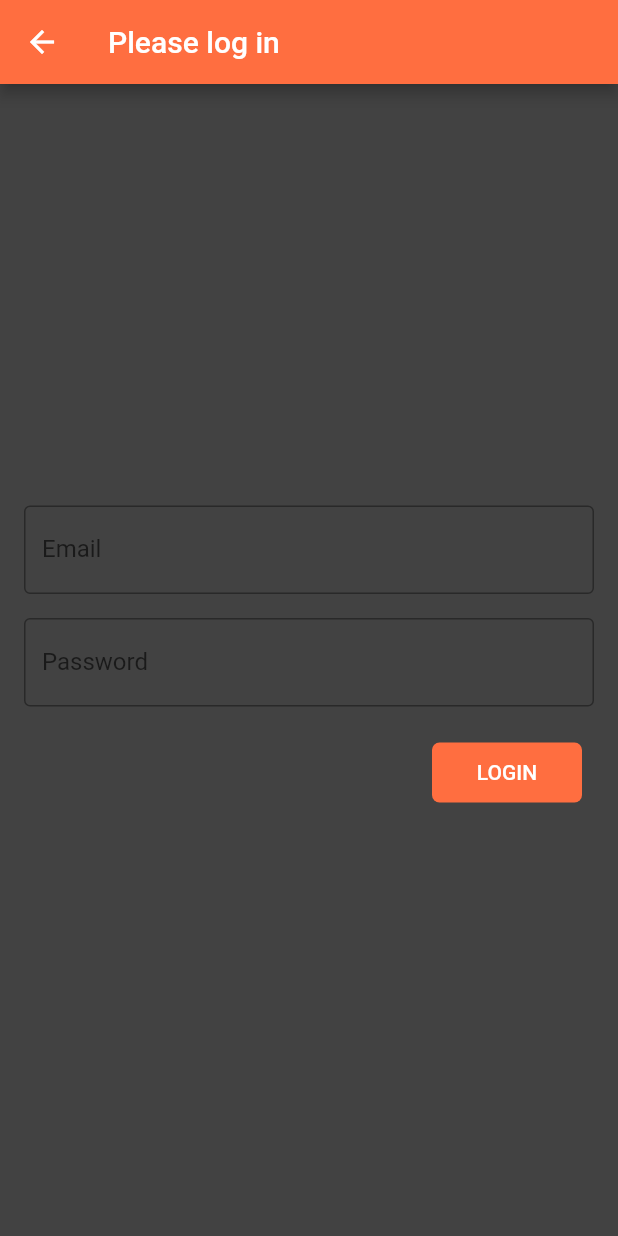
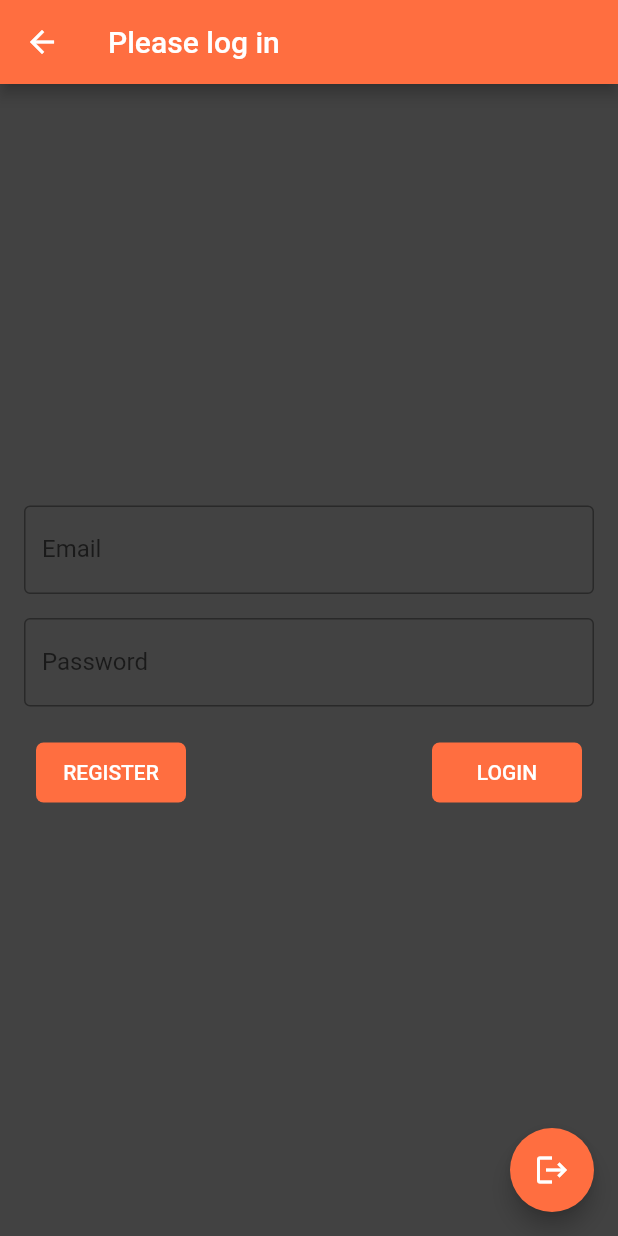
Before and after one commit to temaand1/toddy, a Flutter app: the TasksScreen screen opened directly, after a tap on the "today" icon, on a phone screen of 412 x 824 dp. Run offline on Flutter 3.47's test engine with Material 2 defaults, Android fonts, the phone set to English and light mode, and no system bars; our stand-ins replace cloud_firestore, firebase_auth, firebase_core; missing offline and left inert: cloud_firestore_web, firebase_auth_web, firebase_core_web; accounts and stored records are empty; network calls fail.

Commit message:
add register and logout

```diff
--- a/lib/components/add_button.dart
+++ b/lib/components/add_button.dart
@@ -16,19 +16,19 @@ class _AddButtonState extends State<AddButton> {
   final _firestore = FirebaseFirestore.instance;
   final _auth = FirebaseAuth.instance;
   final bool taskInit = false;
-  User? loggedUser;
+  User? loggedUser = FirebaseAuth.instance.currentUser;
 
   @override
   void initState() {
-    getCurrentUser();
+    // getCurrentUser();
     super.initState();
     print(loggedUser!.email);
   }
 
-  void getCurrentUser() async {
-    User? user = FirebaseAuth.instance.currentUser;
-    loggedUser = user;
-  }
+  // void getCurrentUser() async {
+  //   User? user = FirebaseAuth.instance.currentUser;
+  //   loggedUser = user;
+  // }
 
   @override
   Widget build(BuildContext context) {
@@ -89,7 +89,7 @@ class _AddButtonState extends State<AddButton> {
                                   //   Navigator.pushNamed(context, '/');
                                   // });
                                   _firestore
-                                      .collection('users')
+                                      .collection('$loggedUser.email')
                                       .doc('$newTaskTitle')
                                       .set({
                                         'userEmail': loggedUser!.email,
--- a/lib/screens/login.dart
+++ b/lib/screens/login.dart
@@ -14,9 +14,23 @@ class LoginState extends State<Login> {
   final TextEditingController emailController = TextEditingController();
   final TextEditingController passwordController = TextEditingController();
 
+  signOut() async {
+    await _auth.signOut();
+    runApp(new MaterialApp(
+      home: new Login(),
+    ));
+  }
+
   @override
   Widget build(BuildContext context) {
     return Scaffold(
+        floatingActionButton: FloatingActionButton(
+          backgroundColor: kAccentColor,
+          child: Icon(Icons.logout),
+          onPressed: () {
+            setState(() => signOut());
+          },
+        ),
         backgroundColor: kMainBlue,
         appBar: AppBar(
           title: Text('Please log in'),
@@ -45,6 +59,35 @@ class LoginState extends State<Login> {
                       decoration: InputDecoration(
                           border: OutlineInputBorder(), labelText: 'Password'),
                     )),
+                Row(
+                  mainAxisAlignment: MainAxisAlignment.spaceBetween,
+                  children: [
+                    TextButton(
+                      onPressed: () async {
+                        try {
+                          final user =
+                              await _auth.createUserWithEmailAndPassword(
+                                  email: emailController.text,
+                                  password: passwordController.text);
+
+                          Navigator.pushNamed(context, '/');
+                        } catch (e) {
+                          print(e);
+                        }
+                      },
+                      child: Container(
+                          width: 100,
+                          height: 40,
+                          decoration: BoxDecoration(
+                              borderRadius: BorderRadius.circular(5),
+                              color: kAccentColor),
+                          child: Center(
+                            child: Text(
+                              'REGISTER',
+                              style: TextStyle(color: Colors.white),
+                            ),
+                          )),
+                    ),
                     TextButton(
                       onPressed: () async {
                         try {
@@ -69,6 +112,8 @@ class LoginState extends State<Login> {
                               style: TextStyle(color: Colors.white),
                             ),
                           )),
+                    ),
+                  ],
                 )
               ],
               mainAxisAlignment: MainAxisAlignment.center,
--- a/lib/screens/tasks_screen.dart
+++ b/lib/screens/tasks_screen.dart
@@ -91,21 +91,12 @@ class Taskbody extends StatefulWidget {
 class _TaskbodyState extends State<Taskbody> {
   final _firestore = FirebaseFirestore.instance;
   final _auth = FirebaseAuth.instance;
-  User? loggedUser;
+  User? loggedUser = FirebaseAuth.instance.currentUser;
 
   @override
   void initState() {
-    getCurrentUser();
-    // getTasks();
-
     super.initState();
     print(loggedUser!.email);
-  }
-
-  void getCurrentUser() async {
-    _auth.authStateChanges();
-    User? user = FirebaseAuth.instance.currentUser;
-    loggedUser = user;
   }
 
   // void getTasks() async {
@@ -125,7 +116,7 @@ class _TaskbodyState extends State<Taskbody> {
         borderRadius: BorderRadius.all(Radius.circular(25)),
       ),
       child: StreamBuilder(
-          stream: _firestore.collection('users').snapshots(),
+          stream: _firestore.collection('$loggedUser.email').snapshots(),
           builder: (context, AsyncSnapshot<QuerySnapshot> streamSnapshot) {
             if (streamSnapshot.hasData) {
               return ListView.builder(
```
Also changed, not shown: lib/main.dart (+3 -5 lines), lib/screens/registration.dart (added, +78 -0 lines), 1 other file. Lines whose indentation alone changed are shown as unchanged.
